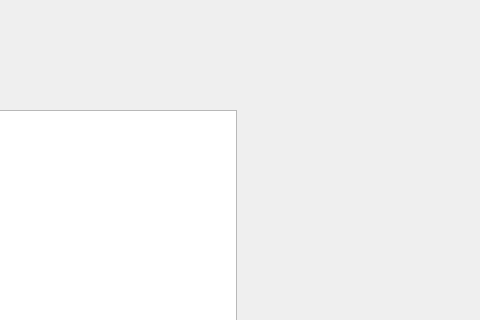
Above: parksdisplay.ui from smoreno11/NationalParksProject before the change; both pictures show x 284 to 764 and y 0 to 320 of the 764 by 504 pixel window. Below: the same form after it.
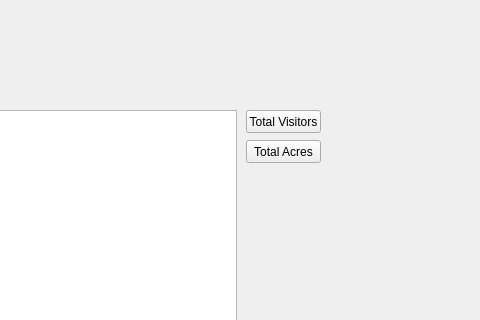
That is the form after the change.

The edit to the form file:
```diff
--- a/parksdisplay.ui
+++ b/parksdisplay.ui
@@ -49,6 +49,32 @@
     <string>Sort by State</string>
    </property>
   </widget>
+  <widget class="QPushButton" name="pushButton">
+   <property name="geometry">
+    <rect>
+     <x>530</x>
+     <y>110</y>
+     <width>75</width>
+     <height>23</height>
+    </rect>
+   </property>
+   <property name="text">
+    <string>Total Visitors</string>
+   </property>
+  </widget>
+  <widget class="QPushButton" name="pushButton_2">
+   <property name="geometry">
+    <rect>
+     <x>530</x>
+     <y>140</y>
+     <width>75</width>
+     <height>23</height>
+    </rect>
+   </property>
+   <property name="text">
+    <string>Total Acres</string>
+   </property>
+  </widget>
  </widget>
  <resources/>
  <connections/>
```
